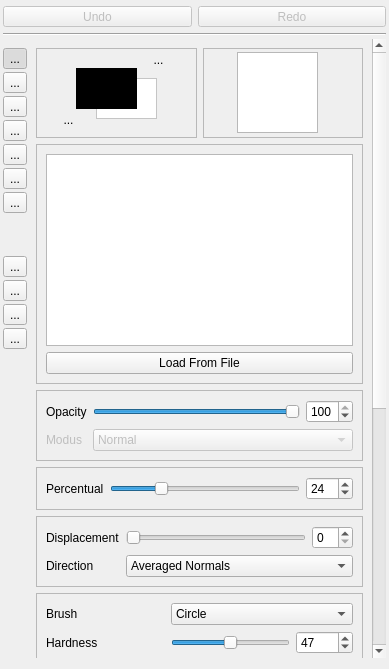
Above: src/fgt/editpaint/paintbox.ui from cnr-isti-vclab/meshlab before the change. Below: the same form after it.
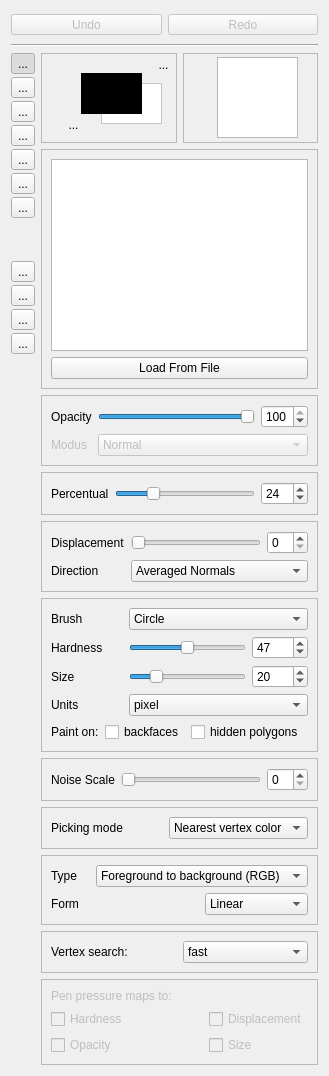
That is the form after the change. Icons and pictures are not drawn. Custom widgets are drawn as their Qt base class.

Commit message: Compatibility has returned to QT 4.3

Patch:
```diff
--- a/src/fgt/editpaint/paintbox.ui
+++ b/src/fgt/editpaint/paintbox.ui
@@ -5,7 +5,7 @@
    <rect>
     <x>0</x>
     <y>0</y>
-    <width>389</width>
+    <width>329</width>
     <height>669</height>
    </rect>
   </property>
@@ -18,24 +18,15 @@
   <property name="windowTitle" >
    <string>Vertex Painting</string>
   </property>
-  <layout class="QGridLayout" name="gridLayout" >
-   <property name="leftMargin" >
-    <number>3</number>
-   </property>
-   <property name="topMargin" >
-    <number>3</number>
-   </property>
-   <property name="rightMargin" >
-    <number>3</number>
-   </property>
-   <property name="horizontalSpacing" >
-    <number>0</number>
-   </property>
-   <property name="verticalSpacing" >
-    <number>3</number>
-   </property>
+  <layout class="QGridLayout" >
    <item row="0" column="0" colspan="2" >
     <widget class="QFrame" name="frame_2" >
+     <property name="sizePolicy" >
+      <sizepolicy vsizetype="Fixed" hsizetype="Expanding" >
+       <horstretch>0</horstretch>
+       <verstretch>0</verstretch>
+      </sizepolicy>
+     </property>
      <property name="frameShape" >
       <enum>QFrame::NoFrame</enum>
      </property>
@@ -43,6 +34,9 @@
       <enum>QFrame::Raised</enum>
      </property>
      <layout class="QHBoxLayout" >
+      <property name="spacing" >
+       <number>6</number>
+      </property>
       <property name="leftMargin" >
        <number>0</number>
       </property>
@@ -116,19 +110,28 @@
      <property name="enabled" >
       <bool>true</bool>
      </property>
+     <property name="sizePolicy" >
+      <sizepolicy vsizetype="Preferred" hsizetype="Minimum" >
+       <horstretch>0</horstretch>
+       <verstretch>0</verstretch>
+      </sizepolicy>
+     </property>
      <property name="frameShape" >
       <enum>QFrame::NoFrame</enum>
      </property>
      <property name="frameShadow" >
       <enum>QFrame::Raised</enum>
      </property>
-     <layout class="QVBoxLayout" name="verticalLayout" >
+     <layout class="QVBoxLayout" >
       <property name="spacing" >
        <number>3</number>
       </property>
       <property name="leftMargin" >
        <number>0</number>
       </property>
+      <property name="topMargin" >
+       <number>0</number>
+      </property>
       <property name="rightMargin" >
        <number>0</number>
       </property>
@@ -138,8 +141,13 @@
          <string>...</string>
         </property>
         <property name="icon" >
-         <iconset resource="meshlab.qrc" >
-          <normaloff>:/images/paintbrush-22.png</normaloff>:/images/paintbrush-22.png</iconset>
+         <iconset resource="meshlab.qrc" >:/images/paintbrush-22.png</iconset>
+        </property>
+        <property name="iconSize" >
+         <size>
+          <width>24</width>
+          <height>24</height>
+         </size>
         </property>
         <property name="checkable" >
          <bool>true</bool>
@@ -158,8 +166,13 @@
          <string>...</string>
         </property>
         <property name="icon" >
-         <iconset resource="meshlab.qrc" >
-          <normaloff>:/images/bucket-fill-22.png</normaloff>:/images/bucket-fill-22.png</iconset>
+         <iconset resource="meshlab.qrc" >:/images/bucket-fill-22.png</iconset>
+        </property>
+        <property name="iconSize" >
+         <size>
+          <width>24</width>
+          <height>24</height>
+         </size>
         </property>
         <property name="checkable" >
          <bool>true</bool>
@@ -175,8 +188,13 @@
          <string>...</string>
         </property>
         <property name="icon" >
-         <iconset resource="meshlab.qrc" >
-          <normaloff>:/images/blend-22.png</normaloff>:/images/blend-22.png</iconset>
+         <iconset resource="meshlab.qrc" >:/images/blend-22.png</iconset>
+        </property>
+        <property name="iconSize" >
+         <size>
+          <width>24</width>
+          <height>24</height>
+         </size>
         </property>
         <property name="checkable" >
          <bool>true</bool>
@@ -195,8 +213,13 @@
          <string>...</string>
         </property>
         <property name="icon" >
-         <iconset resource="meshlab.qrc" >
-          <normaloff>:/images/blur-22.png</normaloff>:/images/blur-22.png</iconset>
+         <iconset resource="meshlab.qrc" >:/images/blur-22.png</iconset>
+        </property>
+        <property name="iconSize" >
+         <size>
+          <width>24</width>
+          <height>24</height>
+         </size>
         </property>
         <property name="checkable" >
          <bool>true</bool>
@@ -215,8 +238,13 @@
          <string>...</string>
         </property>
         <property name="icon" >
-         <iconset resource="meshlab.qrc" >
-          <normaloff>:/images/clone-22.png</normaloff>:/images/clone-22.png</iconset>
+         <iconset resource="meshlab.qrc" >:/images/clone-22.png</iconset>
+        </property>
+        <property name="iconSize" >
+         <size>
+          <width>24</width>
+          <height>24</height>
+         </size>
         </property>
         <property name="checkable" >
          <bool>true</bool>
@@ -235,8 +263,13 @@
          <string>...</string>
         </property>
         <property name="icon" >
-         <iconset resource="meshlab.qrc" >
-          <normaloff>:/images/color-picker-22.png</normaloff>:/images/color-picker-22.png</iconset>
+         <iconset resource="meshlab.qrc" >:/images/color-picker-22.png</iconset>
+        </property>
+        <property name="iconSize" >
+         <size>
+          <width>24</width>
+          <height>24</height>
+         </size>
         </property>
         <property name="checkable" >
          <bool>true</bool>
@@ -252,8 +285,13 @@
          <string>...</string>
         </property>
         <property name="icon" >
-         <iconset resource="meshlab.qrc" >
-          <normaloff>:/images/perlin.png</normaloff>:/images/perlin.png</iconset>
+         <iconset resource="meshlab.qrc" >:/images/perlin.png</iconset>
+        </property>
+        <property name="iconSize" >
+         <size>
+          <width>24</width>
+          <height>24</height>
+         </size>
         </property>
         <property name="checkable" >
          <bool>true</bool>
@@ -264,14 +302,14 @@
        </widget>
       </item>
       <item>
-       <spacer name="verticalSpacer_3" >
+       <spacer>
         <property name="orientation" >
          <enum>Qt::Vertical</enum>
         </property>
         <property name="sizeType" >
          <enum>QSizePolicy::Fixed</enum>
         </property>
-        <property name="sizeHint" stdset="0" >
+        <property name="sizeHint" >
          <size>
           <width>20</width>
           <height>40</height>
@@ -288,8 +326,13 @@
          <string>...</string>
         </property>
         <property name="icon" >
-         <iconset resource="meshlab.qrc" >
-          <normaloff>:/images/pickbrush-22.png</normaloff>:/images/pickbrush-22.png</iconset>
+         <iconset resource="meshlab.qrc" >:/images/pickbrush-22.png</iconset>
+        </property>
+        <property name="iconSize" >
+         <size>
+          <width>24</width>
+          <height>24</height>
+         </size>
         </property>
         <property name="checkable" >
          <bool>true</bool>
@@ -311,8 +354,13 @@
          <string>...</string>
         </property>
         <property name="icon" >
-         <iconset resource="meshlab.qrc" >
-          <normaloff>:/images/blur-22.png</normaloff>:/images/blur-22.png</iconset>
+         <iconset resource="meshlab.qrc" >:/images/blur-22.png</iconset>
+        </property>
+        <property name="iconSize" >
+         <size>
+          <width>24</width>
+          <height>24</height>
+         </size>
         </property>
         <property name="checkable" >
          <bool>true</bool>
@@ -328,8 +376,13 @@
          <string>...</string>
         </property>
         <property name="icon" >
-         <iconset resource="meshlab.qrc" >
-          <normaloff>:/images/sculpt-22.png</normaloff>:/images/sculpt-22.png</iconset>
+         <iconset resource="meshlab.qrc" >:/images/sculpt-22.png</iconset>
+        </property>
+        <property name="iconSize" >
+         <size>
+          <width>24</width>
+          <height>24</height>
+         </size>
         </property>
         <property name="checkable" >
          <bool>true</bool>
@@ -348,8 +401,13 @@
          <string>...</string>
         </property>
         <property name="icon" >
-         <iconset resource="meshlab.qrc" >
-          <normaloff>:/images/add-24.png</normaloff>:/images/add-24.png</iconset>
+         <iconset resource="meshlab.qrc" >:/images/add-24.png</iconset>
+        </property>
+        <property name="iconSize" >
+         <size>
+          <width>24</width>
+          <height>24</height>
+         </size>
         </property>
         <property name="checkable" >
          <bool>true</bool>
@@ -360,11 +418,11 @@
        </widget>
       </item>
       <item>
-       <spacer name="verticalSpacer_2" >
+       <spacer>
         <property name="orientation" >
          <enum>Qt::Vertical</enum>
         </property>
-        <property name="sizeHint" stdset="0" >
+        <property name="sizeHint" >
          <size>
           <width>20</width>
           <height>185</height>
@@ -376,29 +434,20 @@
     </widget>
    </item>
    <item row="2" column="1" >
-    <widget class="QScrollArea" name="scrollArea" >
-     <property name="frameShape" >
-      <enum>QFrame::NoFrame</enum>
-     </property>
-     <property name="verticalScrollBarPolicy" >
-      <enum>Qt::ScrollBarAsNeeded</enum>
-     </property>
-     <property name="horizontalScrollBarPolicy" >
-      <enum>Qt::ScrollBarAlwaysOff</enum>
-     </property>
-     <property name="widgetResizable" >
-      <bool>true</bool>
-     </property>
-     <widget class="QWidget" name="scrollAreaWidgetContents" >
-      <property name="geometry" >
-       <rect>
-        <x>0</x>
-        <y>-499</y>
-        <width>337</width>
-        <height>1148</height>
-       </rect>
-      </property>
-      <layout class="QGridLayout" name="gridLayout_2" >
+    <widget class="QWidget" native="1" name="widget" >
+     <layout class="QGridLayout" >
+      <property name="leftMargin" >
+       <number>0</number>
+      </property>
+      <property name="topMargin" >
+       <number>0</number>
+      </property>
+      <property name="rightMargin" >
+       <number>0</number>
+      </property>
+      <property name="bottomMargin" >
+       <number>0</number>
+      </property>
        <item row="0" column="0" >
         <widget class="QFrame" name="color_frame" >
          <property name="minimumSize" >
@@ -730,10 +779,22 @@
           <enum>QFrame::Raised</enum>
          </property>
          <layout class="QGridLayout" >
-          <property name="margin" >
+         <property name="leftMargin" >
            <number>9</number>
           </property>
-          <property name="spacing" >
+         <property name="topMargin" >
+          <number>9</number>
+         </property>
+         <property name="rightMargin" >
+          <number>9</number>
+         </property>
+         <property name="bottomMargin" >
+          <number>9</number>
+         </property>
+         <property name="horizontalSpacing" >
+          <number>6</number>
+         </property>
+         <property name="verticalSpacing" >
            <number>6</number>
           </property>
           <item row="0" column="2" >
@@ -818,10 +879,22 @@
           <enum>QFrame::Raised</enum>
          </property>
          <layout class="QGridLayout" >
-          <property name="margin" >
+         <property name="leftMargin" >
            <number>9</number>
           </property>
-          <property name="spacing" >
+         <property name="topMargin" >
+          <number>9</number>
+         </property>
+         <property name="rightMargin" >
+          <number>9</number>
+         </property>
+         <property name="bottomMargin" >
+          <number>9</number>
+         </property>
+         <property name="horizontalSpacing" >
+          <number>6</number>
+         </property>
+         <property name="verticalSpacing" >
            <number>6</number>
           </property>
           <item row="0" column="1" >
@@ -872,7 +945,7 @@
          </layout>
         </widget>
        </item>
-       <item row="5" column="0" colspan="2" >
+      <item row="4" column="0" colspan="2" >
         <widget class="QFrame" name="mesh_displacement_frame" >
          <property name="enabled" >
           <bool>true</bool>
@@ -925,7 +998,7 @@
          </layout>
         </widget>
        </item>
-       <item row="6" column="0" colspan="2" >
+      <item row="5" column="0" colspan="2" >
         <widget class="QFrame" name="pen_extra_frame" >
          <property name="enabled" >
           <bool>true</bool>
@@ -1130,7 +1203,7 @@
          </layout>
         </widget>
        </item>
-       <item row="7" column="0" colspan="2" >
+      <item row="6" column="0" colspan="2" >
         <widget class="QFrame" name="noise_frame" >
          <property name="frameShape" >
           <enum>QFrame::StyledPanel</enum>
@@ -1138,7 +1211,7 @@
          <property name="frameShadow" >
           <enum>QFrame::Raised</enum>
          </property>
-         <layout class="QHBoxLayout" name="horizontalLayout_2" >
+        <layout class="QHBoxLayout" >
           <item>
            <widget class="QLabel" name="label_5" >
             <property name="text" >
@@ -1159,7 +1232,7 @@
          </layout>
         </widget>
        </item>
-       <item row="8" column="0" colspan="2" >
+      <item row="7" column="0" colspan="2" >
         <widget class="QFrame" name="pick_frame" >
          <property name="frameShape" >
           <enum>QFrame::StyledPanel</enum>
@@ -1168,10 +1241,22 @@
           <enum>QFrame::Raised</enum>
          </property>
          <layout class="QGridLayout" >
-          <property name="margin" >
+         <property name="leftMargin" >
            <number>9</number>
           </property>
-          <property name="spacing" >
+         <property name="topMargin" >
+          <number>9</number>
+         </property>
+         <property name="rightMargin" >
+          <number>9</number>
+         </property>
+         <property name="bottomMargin" >
+          <number>9</number>
+         </property>
+         <property name="horizontalSpacing" >
+          <number>6</number>
+         </property>
+         <property name="verticalSpacing" >
            <number>6</number>
           </property>
           <item row="0" column="1" >
@@ -1204,7 +1289,7 @@
          </layout>
         </widget>
        </item>
-       <item row="9" column="0" colspan="2" >
+      <item row="8" column="0" colspan="2" >
         <widget class="QFrame" name="gradient_frame" >
          <property name="sizePolicy" >
           <sizepolicy vsizetype="Preferred" hsizetype="Preferred" >
@@ -1219,10 +1304,22 @@
           <enum>QFrame::Raised</enum>
          </property>
          <layout class="QGridLayout" >
-          <property name="margin" >
+         <property name="leftMargin" >
            <number>9</number>
           </property>
-          <property name="spacing" >
+         <property name="topMargin" >
+          <number>9</number>
+         </property>
+         <property name="rightMargin" >
+          <number>9</number>
+         </property>
+         <property name="bottomMargin" >
+          <number>9</number>
+         </property>
+         <property name="horizontalSpacing" >
+          <number>6</number>
+         </property>
+         <property name="verticalSpacing" >
            <number>6</number>
           </property>
           <item row="0" column="0" >
@@ -1276,7 +1373,46 @@
          </layout>
         </widget>
        </item>
-       <item row="11" column="0" colspan="2" >
+      <item row="9" column="0" colspan="2" >
+       <widget class="QFrame" name="frame_4" >
+        <property name="frameShape" >
+         <enum>QFrame::StyledPanel</enum>
+        </property>
+        <property name="frameShadow" >
+         <enum>QFrame::Raised</enum>
+        </property>
+        <layout class="QHBoxLayout" >
+         <item>
+          <widget class="QLabel" name="label_2" >
+           <property name="text" >
+            <string>Vertex search:</string>
+           </property>
+          </widget>
+         </item>
+         <item>
+          <widget class="QComboBox" name="search_mode" >
+           <property name="toolTip" >
+            <string>&lt;html>&lt;head>&lt;meta name="qrichtext" content="1" />&lt;style type="text/css">
+p, li { white-space: pre-wrap; }
+&lt;/style>&lt;/head>&lt;body style=" font-family:'Sans Serif'; font-size:9pt; font-weight:400; font-style:normal; text-decoration:none;">
+&lt;p style=" margin-top:0px; margin-bottom:0px; margin-left:0px; margin-right:0px; -qt-block-indent:0; text-indent:0px;">&lt;span style=" font-weight:600;">fast:&lt;/span> works better with big meshes, but can loose some vertexes when faces are not direct connected&lt;br />&lt;span style=" font-weight:600;">slow but accurate: &lt;/span>sholud be used with small meshes, because it finds every vertex during painting&lt;/p>&lt;/body>&lt;/html></string>
+           </property>
+           <item>
+            <property name="text" >
+             <string>fast</string>
+            </property>
+           </item>
+           <item>
+            <property name="text" >
+             <string>slow but accurate</string>
+            </property>
+           </item>
+          </widget>
+         </item>
+        </layout>
+       </widget>
+      </item>
+      <item row="10" column="0" colspan="2" >
         <widget class="QFrame" name="pressure_frame" >
          <property name="enabled" >
           <bool>false</bool>
@@ -1326,65 +1462,7 @@
          </layout>
         </widget>
        </item>
-       <item row="13" column="0" colspan="2" >
-        <spacer name="verticalSpacer" >
-         <property name="orientation" >
-          <enum>Qt::Vertical</enum>
-         </property>
-         <property name="sizeType" >
-          <enum>QSizePolicy::Expanding</enum>
-         </property>
-         <property name="sizeHint" stdset="0" >
-          <size>
-           <width>20</width>
-           <height>40</height>
-          </size>
-         </property>
-        </spacer>
-       </item>
-       <item row="10" column="0" colspan="2" >
-        <widget class="QFrame" name="frame_4" >
-         <property name="frameShape" >
-          <enum>QFrame::StyledPanel</enum>
-         </property>
-         <property name="frameShadow" >
-          <enum>QFrame::Raised</enum>
-         </property>
-         <layout class="QHBoxLayout" name="horizontalLayout" >
-          <item>
-           <widget class="QLabel" name="label_2" >
-            <property name="text" >
-             <string>Vertex search:</string>
-            </property>
-           </widget>
-          </item>
-          <item>
-           <widget class="QComboBox" name="search_mode" >
-            <property name="toolTip" >
-             <string>&lt;html>&lt;head>&lt;meta name="qrichtext" content="1" />&lt;style type="text/css">
-p, li { white-space: pre-wrap; }
-&lt;/style>&lt;/head>&lt;body style=" font-family:'Sans Serif'; font-size:9pt; font-weight:400; font-style:normal; text-decoration:none;">
-&lt;p style=" margin-top:0px; margin-bottom:0px; margin-left:0px; margin-right:0px; -qt-block-indent:0; text-indent:0px;">&lt;span style=" font-weight:600;">fast:&lt;/span> works better with big meshes, but can loose some vertexes when faces are not direct connected&lt;br />&lt;span style=" font-weight:600;">slow but accurate: &lt;/span>sholud be used with small meshes, because it finds every vertex during painting&lt;/p>&lt;/body>&lt;/html></string>
-            </property>
-            <item>
-             <property name="text" >
-              <string>fast</string>
-             </property>
-            </item>
-            <item>
-             <property name="text" >
-              <string>slow but accurate</string>
-             </property>
-            </item>
-           </widget>
-          </item>
-         </layout>
-         <zorder>search_mode</zorder>
-         <zorder>label_2</zorder>
-        </widget>
-       </item>
-      </layout>
-     </widget>
+     </layout>
     </widget>
    </item>
   </layout>
```
Left out of the diff: 22 changed lines with no effect on the pictures. Lines whose indentation alone changed are shown as unchanged. The commit also changes 1 other file.
